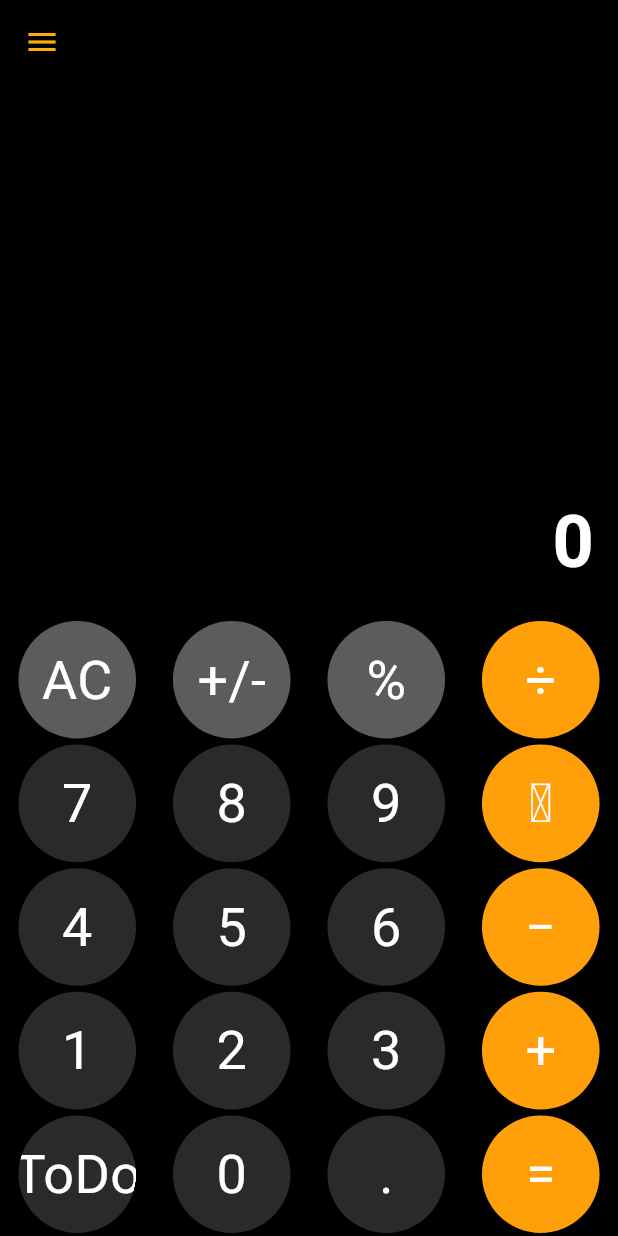
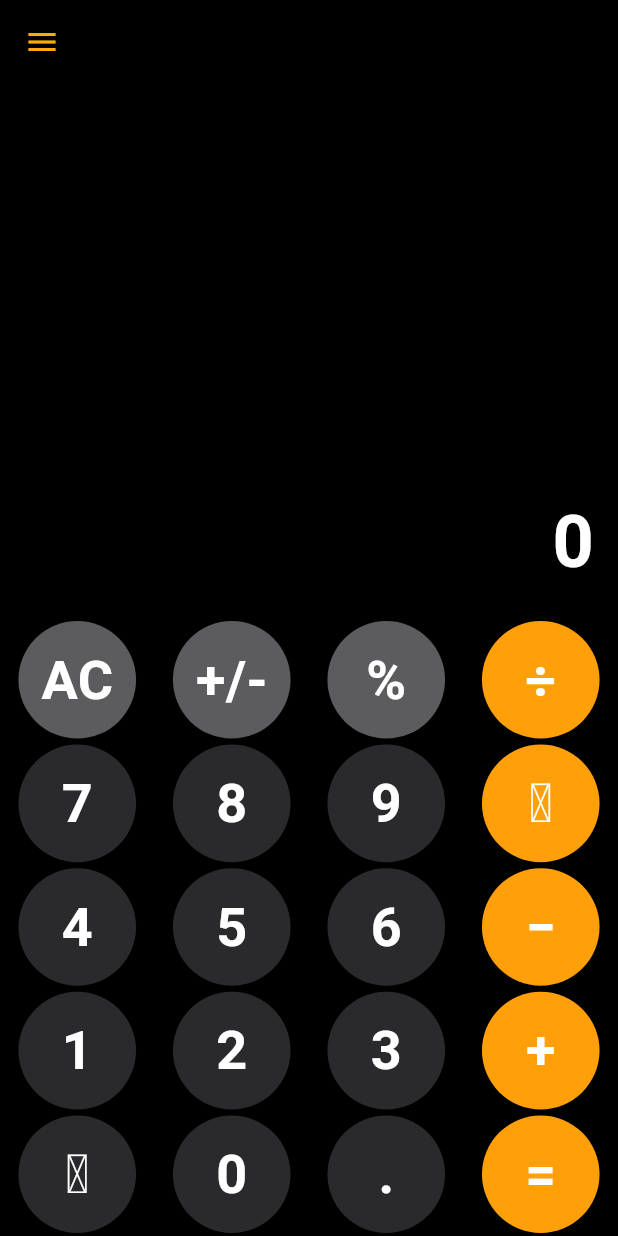
Before and after one commit to rtskeegan/maios_calculator, a Flutter app: the screen it shows after launch, on a phone screen of 412 x 824 dp. Run offline on Flutter 3.47's test engine with Material 3 defaults, Android fonts, the phone set to English and light mode, and no system bars.

Commit message:
Update button styling.

```diff
--- a/lib/data/button_values.dart
+++ b/lib/data/button_values.dart
@@ -15,7 +15,7 @@ class Btn {
   static const String n2 = '2';
   static const String n3 = '3';
   static const String add = '+';
-  static const String calcButton = 'ToDo';
+  static const String calcButton = '\u22ef';
   static const String n0 = '0';
   static const String decimal = '.';
   static const String equal = '=';
--- a/lib/view/calculator_view.dart
+++ b/lib/view/calculator_view.dart
@@ -3,11 +3,6 @@ import 'package:flutter/material.dart';
 import 'package:maios_calculator/widgets/drawer_history.dart';
 import 'package:maios_calculator/widgets/calc_output.dart';
 import 'package:maios_calculator/data/button_values.dart';
-
-//##########TO DO##########
-//Break up widgets into own files
-//Make cards in history drawer deletable?
-//Dynamically swap between AC and backspace button
 
 class CalculatorView extends StatefulWidget {
   const CalculatorView({super.key});
@@ -17,7 +12,7 @@ class CalculatorView extends StatefulWidget {
 }
 
 class _CalculatorViewState extends State<CalculatorView> {
-  String leftOperand = '';
+  String leftOperand = "";
   String operator = "";
   String rightOperand = "";
   String previousCalculation = "";
@@ -82,7 +77,11 @@ class _CalculatorViewState extends State<CalculatorView> {
           child: Center(
             child: Text(
               value,
-              style: TextStyle(color: Colors.white, fontSize: 36),
+              style: TextStyle(
+                color: Colors.white,
+                fontSize: 36,
+                fontWeight: FontWeight.bold,
+              ),
             ),
           ),
         ),
@@ -171,6 +170,9 @@ class _CalculatorViewState extends State<CalculatorView> {
 
   //Percentage
   void convertToPercentage() {
+    if (leftOperand.isEmpty || leftOperand == "0") {
+      return;
+    }
     if (leftOperand.isNotEmpty &&
         operator.isNotEmpty &&
         rightOperand.isNotEmpty) {
```
